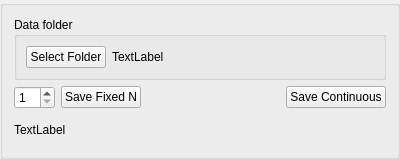
This is SaveVolumeGroupBox.ui in djsperka/vortup as Qt 5 draws it before an edit. The edited form follows.
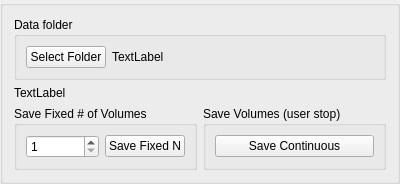
This is the edited form.

Commit message: Enable saving volumes. Can specify a fixed number. SAving continuously will save FOREVER and must have a toggled  button to stop it.

Diff of the .ui file:
```diff
--- a/SaveVolumeGroupBox.ui
+++ b/SaveVolumeGroupBox.ui
@@ -37,9 +37,20 @@
      </layout>
     </widget>
    </item>
+   <item>
+    <widget class="QLabel" name="labelStatus">
+     <property name="text">
+      <string>TextLabel</string>
+     </property>
+    </widget>
+   </item>
    <item>
     <layout class="QHBoxLayout" name="horizontalLayout_3">
      <item>
+      <widget class="QGroupBox" name="groupBox_2">
+       <property name="title">
+        <string>Save Fixed # of Volumes</string>
+       </property>
       <layout class="QHBoxLayout" name="horizontalLayout_2">
        <item>
         <widget class="QSpinBox" name="sbN">
@@ -59,20 +70,14 @@
         </widget>
        </item>
       </layout>
+      </widget>
      </item>
      <item>
-      <spacer name="horizontalSpacer">
-       <property name="orientation">
-        <enum>Qt::Horizontal</enum>
+      <widget class="QGroupBox" name="groupBox_3">
+       <property name="title">
+        <string>Save Volumes (user stop)</string>
        </property>
-       <property name="sizeHint" stdset="0">
-        <size>
-         <width>40</width>
-         <height>20</height>
-        </size>
-       </property>
-      </spacer>
-     </item>
+       <layout class="QHBoxLayout" name="horizontalLayout_4">
      <item>
       <widget class="QPushButton" name="pbSaveContinuous">
        <property name="text">
@@ -81,13 +86,9 @@
       </widget>
      </item>
     </layout>
-   </item>
-   <item>
-    <widget class="QLabel" name="labelStatus">
-     <property name="text">
-      <string>TextLabel</string>
-     </property>
-    </widget>
+      </widget>
+     </item>
+    </layout>
    </item>
   </layout>
  </widget>
```
Lines whose indentation alone changed are shown as unchanged. The commit also changes 5 other files.
